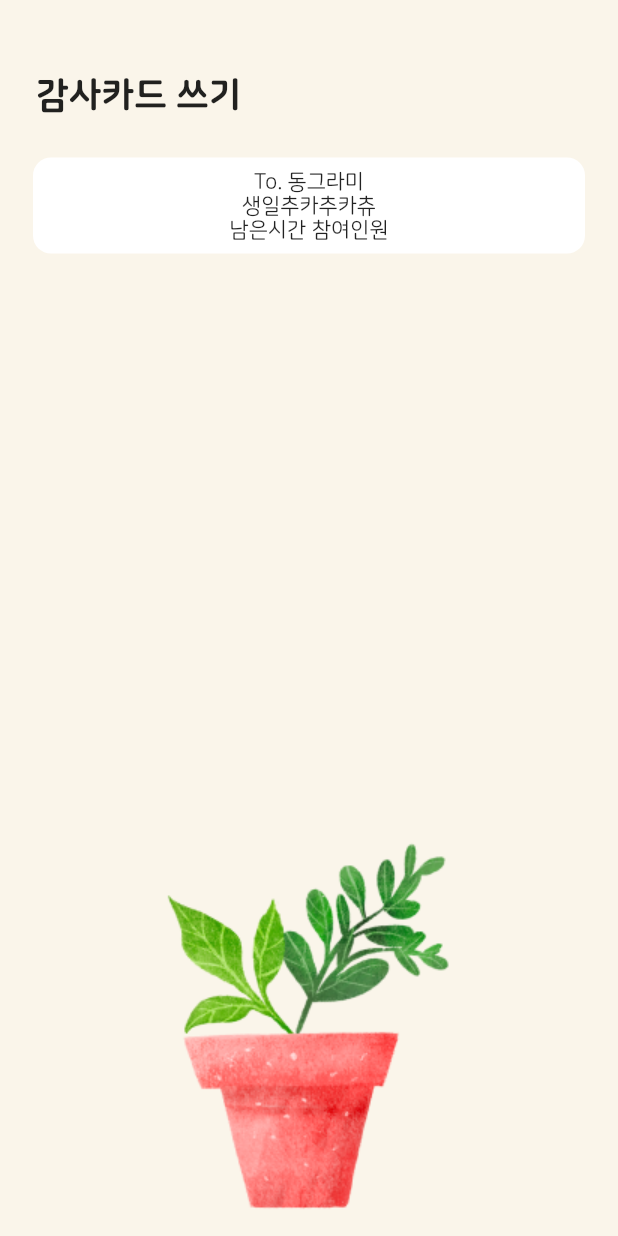
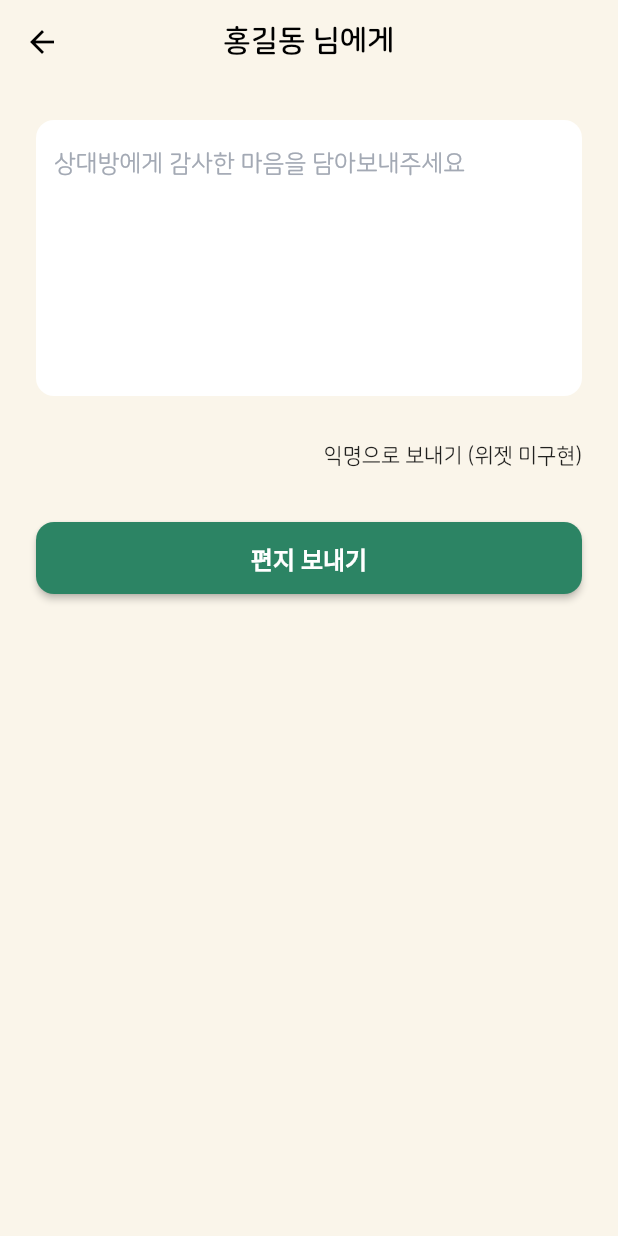
Before and after one commit to okskmk2/fill-my-heart, a Flutter app: the LeafFormPage screen opened directly, on a phone screen of 412 x 824 dp. Run offline on Flutter 3.47's test engine with Material 2 defaults, Android fonts, the phone set to English and light mode, and no system bars; our stand-ins replace datetime_picker_formfield, firebase_auth, firebase_core, firebase_storage, flutter_svg, flutter_swiper; accounts and stored records are empty.

Commit message:
감사카드 쓰기 페이지 등록

```diff
--- a/lib/common/styles.dart
+++ b/lib/common/styles.dart
@@ -85,17 +85,17 @@ class CustomStyles {
       ),
     ),
     inputDecorationTheme: InputDecorationTheme(
-      enabledBorder: OutlineInputBorder(
-          borderSide: BorderSide(
-            color: Colors.white,
-          ),
-          borderRadius: BorderRadius.all(Radius.circular(10.0))),
-      focusedBorder: OutlineInputBorder(
-          borderSide: BorderSide(
-            color: Colors.white,
-          ),
-          borderRadius: BorderRadius.all(Radius.circular(10.0))),
-      filled: true,
+      enabledBorder: UnderlineInputBorder(
+        borderSide: BorderSide(
+          color: CustomStyles.inputLineColor,
+        ),
+      ),
+      focusedBorder: UnderlineInputBorder(
+        borderSide: BorderSide(
+          color: CustomStyles.inputLineColor,
+        ),
+      ),
+      // filled: true,
       hintStyle: TextStyle(color: Color(0xffA3A9B4)),
     ),
     appBarTheme: AppBarTheme(
--- a/lib/layout/main_screen.dart
+++ b/lib/layout/main_screen.dart
@@ -1,6 +1,7 @@
 import 'package:flutter/material.dart';
 import 'package:flutter_svg/flutter_svg.dart';
 import 'package:thank_tree/common/styles.dart';
+import 'package:thank_tree/pages/leaf_form_lobby_page.dart';
 import 'package:thank_tree/pages/leaf_form_page.dart';
 import 'package:thank_tree/pages/post_office_page.dart';
 import 'package:thank_tree/pages/home_page.dart';
@@ -25,7 +26,7 @@ class _MainScreenState extends State<MainScreen> {
 
   final List<Widget> pages = <Widget>[
     HomePage(),
-    LeafFormPage(),
+    LeafFormLobbyPage(),
     MyPage(),
     PostOfficePage()
   ];
--- a/lib/pages/leaf_form_page.dart
+++ b/lib/pages/leaf_form_page.dart
@@ -1,67 +1,56 @@
 import 'package:flutter/material.dart';
+import 'package:flutter/src/foundation/key.dart';
+import 'package:flutter/src/widgets/framework.dart';
 
 class LeafFormPage extends StatelessWidget {
   const LeafFormPage({Key? key}) : super(key: key);
 
   @override
   Widget build(BuildContext context) {
-    return Column(
-      crossAxisAlignment: CrossAxisAlignment.start,
-      children: [
-        Padding(
-          padding: const EdgeInsets.only(
-            right: 24,
-            left: 24,
-            top: 50,
-            bottom: 14,
-          ),
-          child: Text(
-            '감사카드 쓰기',
+    return Scaffold(
+      appBar: AppBar(
+        title: Text(
+          '홍길동 님에게',
           style: TextStyle(
-              fontSize: 24,
-              fontWeight: FontWeight.w800,
+            fontWeight: FontWeight.bold,
+            color: Colors.black,
           ),
         ),
+        centerTitle: true,
       ),
-        Expanded(
-          child: Column(
-            mainAxisAlignment: MainAxisAlignment.spaceBetween,
-            children: [
+      body: Padding(
+        padding: const EdgeInsets.all(24),
+        child:
+            Column(crossAxisAlignment: CrossAxisAlignment.stretch, children: [
           Padding(
-                padding: const EdgeInsets.only(left: 22, right: 22, top: 14),
-                child: Container(
-                  padding: EdgeInsets.all(8),
-                  decoration: BoxDecoration(
-                    borderRadius: BorderRadius.circular(12),
-                    color: Colors.white,
+            padding: const EdgeInsets.only(bottom: 32),
+            child: TextField(
+              minLines: 8,
+              maxLines: 10,
+              decoration: InputDecoration(
+                  focusedBorder: OutlineInputBorder(
+                    borderSide: BorderSide.none,
+                    borderRadius: BorderRadius.all(Radius.circular(12)),
                   ),
-                  child: Column(
-                    children: [
-                      Text("To. 동그라미"),
-                      Text("생일추카추카츄"),
-                      Row(
-                        mainAxisAlignment: MainAxisAlignment.center,
-                        children: [
-                          Text("남은시간"),
-                          VerticalDivider(
-                            color: Colors.black,
-                            thickness: 1,
-                            width: 4,
+                  enabledBorder: OutlineInputBorder(
+                    borderSide: BorderSide.none,
+                    borderRadius: BorderRadius.all(Radius.circular(12)),
                   ),
-                          Text("참여인원")
-                        ],
-                      ),
-                    ],
+                  filled: true,
+                  fillColor: Colors.white,
+                  hintText: "상대방에게 감사한 마음을 담아보내주세요"),
             ),
           ),
+          Align(alignment: Alignment.centerRight, child: Text("익명으로 보내기 (위젯 미구현)")),
+          Padding(
+            padding: const EdgeInsets.only(top: 36),
+            child: ElevatedButton(
+              onPressed: () {},
+              child: Text('편지 보내기'),
             ),
-              Image.asset(
-                'assets/bigvase.png',
           )
-            ],
+        ]),
       ),
-        ),
-      ],
     );
   }
 }
```
Also changed, not shown: lib/pages/leaf_form_lobby_page.dart (added, +143 -0 lines), lib/pages/signup_page.dart (+30 -5 lines), lib/pages/silver_gridview.dart (deleted, +0 -39 lines), assets/bigvase.png, assets/leaf.png (added). Lines whose indentation alone changed are shown as unchanged.
